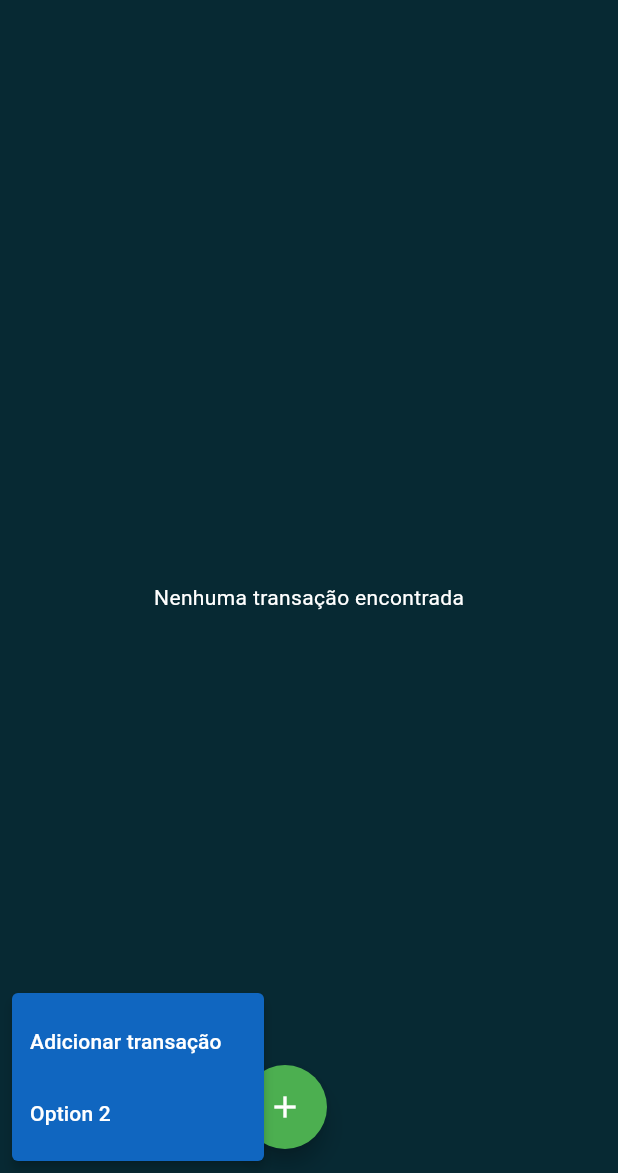
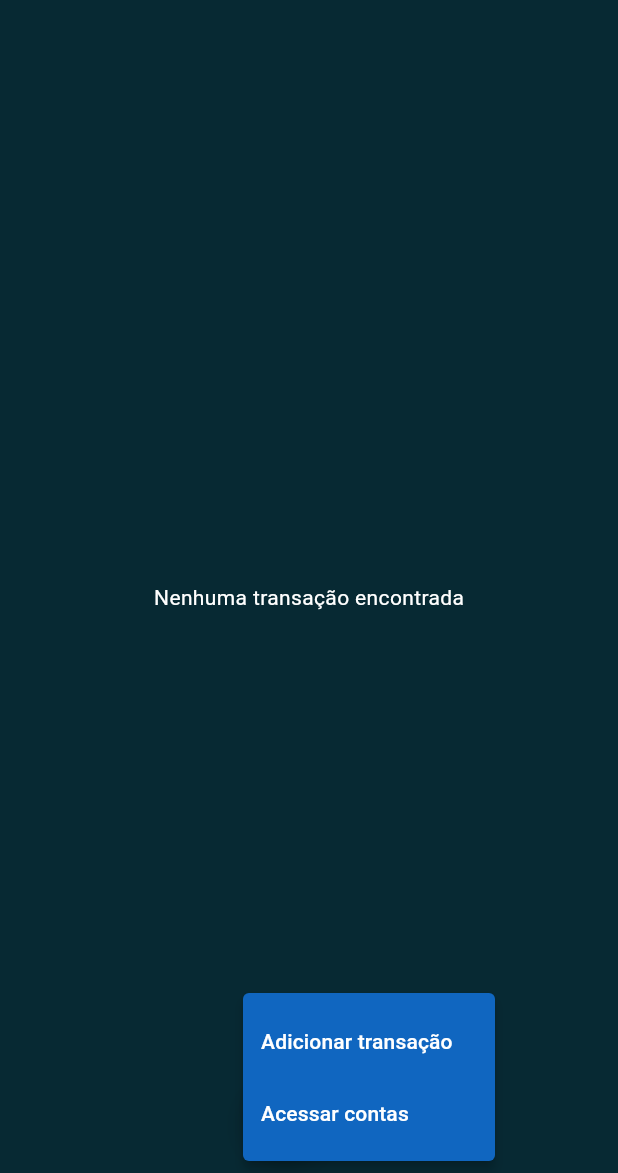
Before and after one commit to InVelop/invelop-app, a Flutter app: the NoTransactionsWidget screen opened directly, after a tap on the "add" icon, on a phone screen of 412 x 824 dp, the part 63-1236 px from its top. Run offline on Flutter 3.47's test engine with Material 3 defaults, Android fonts, the phone set to English and light mode, and no system bars; our stand-ins replace cloud_firestore, firebase_auth, firebase_core; accounts and stored records are empty.

Commit message:
Feat: Improved Transactions page and created new custom widgets

```diff
--- /dev/null
+++ b/lib/widgets/custom_fab/custom_fab_widget.dart
@@ -0,0 +1,41 @@
+import 'package:flutter/material.dart';
+import 'package:invelop/theme/invelop_colors.dart';
+
+class CustomFabWidget extends StatelessWidget {
+  final List<PopupMenuItem<int>> menuItems;
+  final Function(int) onItemSelected;
+
+  const CustomFabWidget(
+      {super.key, required this.menuItems, required this.onItemSelected});
+
+  @override
+  Widget build(BuildContext context) {
+    return FloatingActionButton(
+      onPressed: () {
+        final RenderBox renderBox = context.findRenderObject() as RenderBox;
+        final size = renderBox.size;
+        final offset = renderBox.localToGlobal(Offset.zero);
+        showMenu(
+          color: Color(InVelopColors.primary.value),
+          context: context,
+          position: RelativeRect.fromLTRB(
+            offset.dx,
+            offset.dy + size.height,
+            offset.dx + size.width,
+            offset.dy,
+          ),
+          items: menuItems,
+        ).then((value) {
+          if (value != null) {
+            onItemSelected(value);
+          }
+        });
+      },
+      backgroundColor: Colors.green,
+      shape: RoundedRectangleBorder(
+        borderRadius: BorderRadius.circular(50),
+      ),
+      child: const Icon(Icons.add, color: InVelopColors.text),
+    );
+  }
+}
--- a/lib/widgets/transactions/no_accounts.dart
+++ b/lib/widgets/transactions/no_accounts.dart
@@ -36,10 +36,11 @@ class NoAccountsWidget extends StatelessWidget {
             onPressed: () {
               Navigator.push(
                 context,
-                MaterialPageRoute(builder: (context) => CreateAccountPage()),
+                MaterialPageRoute(
+                    builder: (context) => const CreateAccountPage()),
               );
             },
-            child: Text('Criar Conta'),
+            child: const Text('Criar Conta'),
           ),
         ],
       )),
--- a/lib/widgets/transactions/no_transactions.dart
+++ b/lib/widgets/transactions/no_transactions.dart
@@ -1,5 +1,7 @@
 import 'package:flutter/material.dart';
+import 'package:invelop/pages/account/create_account_page.dart';
 import 'package:invelop/theme/invelop_colors.dart';
+import 'package:invelop/widgets/custom_fab/custom_fab_widget.dart';
 import 'package:invelop/widgets/menuDrawer/menuDrawer_widget.dart';
 
 class NoTransactionsWidget extends StatelessWidget {
@@ -25,48 +27,31 @@ class NoTransactionsWidget extends StatelessWidget {
       ),
       floatingActionButton: Align(
         alignment: Alignment.bottomCenter,
-        child: FractionallySizedBox(
-          widthFactor: 1,
-          child: Row(
-            mainAxisAlignment: MainAxisAlignment.center,
-            children: <Widget>[
-              FloatingActionButton(
-                onPressed: () {
-                  final RenderBox renderBox =
-                      context.findRenderObject() as RenderBox;
-                  final size = renderBox.size;
-                  final offset = renderBox.localToGlobal(Offset.zero);
-                  showMenu(
-                    color: Color(InVelopColors.primary.value),
-                    context: context,
-                    position: RelativeRect.fromLTRB(
-                      offset.dx,
-                      offset.dy + size.height + 100,
-                      offset.dx + size.width,
-                      offset.dy,
-                    ),
-                    items: [
-                      const PopupMenuItem(
-                          value: 1,
-                          child: Text("Adicionar transação",
-                              style: TextStyle(color: InVelopColors.text))),
-                      const PopupMenuItem(
-                          value: 2,
-                          child: Text("Option 2",
-                              style: TextStyle(color: InVelopColors.text))),
-                    ],
-                  ).then((value) {
-                    print("value: $value");
-                  });
-                },
-                backgroundColor: Colors.green,
-                shape: RoundedRectangleBorder(
-                  borderRadius: BorderRadius.circular(50),
-                ),
-                child: const Icon(Icons.add, color: InVelopColors.text),
-              ),
-            ],
-          ),
+        child: CustomFabWidget(
+          menuItems: const [
+            PopupMenuItem(
+              value: 1,
+              child: Text("Adicionar transação",
+                  style: TextStyle(color: InVelopColors.text)),
+            ),
+            PopupMenuItem(
+              value: 2,
+              child: Text("Acessar contas",
+                  style: TextStyle(color: InVelopColors.text)),
+            ),
+          ],
+          onItemSelected: (value) {
+            if (value == 1) {
+              // Add transaction
+              print("ADD TRANSACTION");
+            } else if (value == 2) {
+              Navigator.push(
+                context,
+                MaterialPageRoute(
+                    builder: (context) => const CreateAccountPage()),
+              );
+            }
+          },
         ),
       ),
     );
```
Also changed, not shown: lib/pages/budget/budget_page.dart (+35 -0 lines), lib/pages/transactions/transactions.dart (+111 -37 lines).
